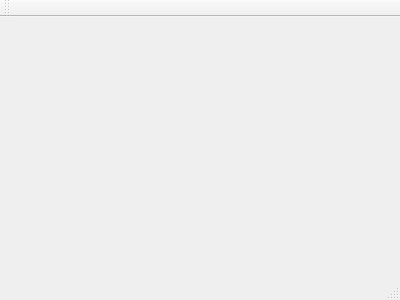
The window that mainwindow.ui (ricardoalzamora/Parser) describes before a commit, drawn with Qt 5.
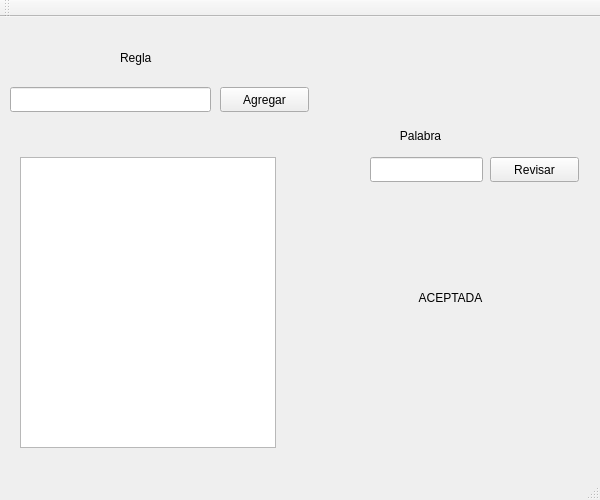
The same window after the commit.

Commit message: Se añade archivos base para la implementación del arbol y el registro de reglas gramaticales.

```diff
--- a/mainwindow.ui
+++ b/mainwindow.ui
@@ -1,24 +1,153 @@
 <ui version="4.0">
  <class>MainWindow</class>
- <widget class="QMainWindow" name="MainWindow" >
-  <property name="geometry" >
+ <widget class="QMainWindow" name="MainWindow">
+  <property name="geometry">
    <rect>
     <x>0</x>
     <y>0</y>
-    <width>400</width>
-    <height>300</height>
+    <width>600</width>
+    <height>500</height>
    </rect>
   </property>
-  <property name="windowTitle" >
+  <property name="minimumSize">
+   <size>
+    <width>600</width>
+    <height>500</height>
+   </size>
+  </property>
+  <property name="maximumSize">
+   <size>
+    <width>600</width>
+    <height>500</height>
+   </size>
+  </property>
+  <property name="windowTitle">
    <string>MainWindow</string>
   </property>
-  <widget class="QMenuBar" name="menuBar" />
-  <widget class="QToolBar" name="mainToolBar" />
-  <widget class="QWidget" name="centralWidget" />
-  <widget class="QStatusBar" name="statusBar" />
+  <widget class="QWidget" name="centralWidget">
+   <widget class="QLineEdit" name="lineEdit">
+    <property name="geometry">
+     <rect>
+      <x>10</x>
+      <y>70</y>
+      <width>201</width>
+      <height>25</height>
+     </rect>
+    </property>
+   </widget>
+   <widget class="QLabel" name="label">
+    <property name="geometry">
+     <rect>
+      <x>120</x>
+      <y>30</y>
+      <width>51</width>
+      <height>21</height>
+     </rect>
+    </property>
+    <property name="text">
+     <string>Regla</string>
+    </property>
+   </widget>
+   <widget class="QListView" name="listView">
+    <property name="geometry">
+     <rect>
+      <x>20</x>
+      <y>140</y>
+      <width>256</width>
+      <height>291</height>
+     </rect>
+    </property>
+   </widget>
+   <widget class="QLabel" name="label_2">
+    <property name="geometry">
+     <rect>
+      <x>400</x>
+      <y>270</y>
+      <width>101</width>
+      <height>21</height>
+     </rect>
+    </property>
+    <property name="text">
+     <string>ACEPTADA</string>
+    </property>
+    <property name="alignment">
+     <set>Qt::AlignCenter</set>
+    </property>
+   </widget>
+   <widget class="QPushButton" name="pushButton">
+    <property name="geometry">
+     <rect>
+      <x>220</x>
+      <y>70</y>
+      <width>89</width>
+      <height>25</height>
+     </rect>
+    </property>
+    <property name="text">
+     <string>Agregar</string>
+    </property>
+   </widget>
+   <widget class="QLineEdit" name="lineEdit_2">
+    <property name="geometry">
+     <rect>
+      <x>370</x>
+      <y>140</y>
+      <width>113</width>
+      <height>25</height>
+     </rect>
+    </property>
+   </widget>
+   <widget class="QLabel" name="label_3">
+    <property name="geometry">
+     <rect>
+      <x>390</x>
+      <y>110</y>
+      <width>61</width>
+      <height>17</height>
+     </rect>
+    </property>
+    <property name="text">
+     <string>Palabra</string>
+    </property>
+    <property name="alignment">
+     <set>Qt::AlignCenter</set>
+    </property>
+   </widget>
+   <widget class="QPushButton" name="pushButton_2">
+    <property name="geometry">
+     <rect>
+      <x>490</x>
+      <y>140</y>
+      <width>89</width>
+      <height>25</height>
+     </rect>
+    </property>
+    <property name="text">
+     <string>Revisar</string>
+    </property>
+   </widget>
+  </widget>
+  <widget class="QMenuBar" name="menuBar">
+   <property name="geometry">
+    <rect>
+     <x>0</x>
+     <y>0</y>
+     <width>600</width>
+     <height>22</height>
+    </rect>
+   </property>
+  </widget>
+  <widget class="QToolBar" name="mainToolBar">
+   <attribute name="toolBarArea">
+    <enum>TopToolBarArea</enum>
+   </attribute>
+   <attribute name="toolBarBreak">
+    <bool>false</bool>
+   </attribute>
+  </widget>
+  <widget class="QStatusBar" name="statusBar"/>
  </widget>
- <layoutDefault spacing="6" margin="11" />
- <pixmapfunction></pixmapfunction>
+ <layoutdefault spacing="6" margin="11"/>
  <resources/>
  <connections/>
 </ui>
```
Left out of the diff: 1 changed line with no effect on the pictures. The commit also changes 5 other files.
